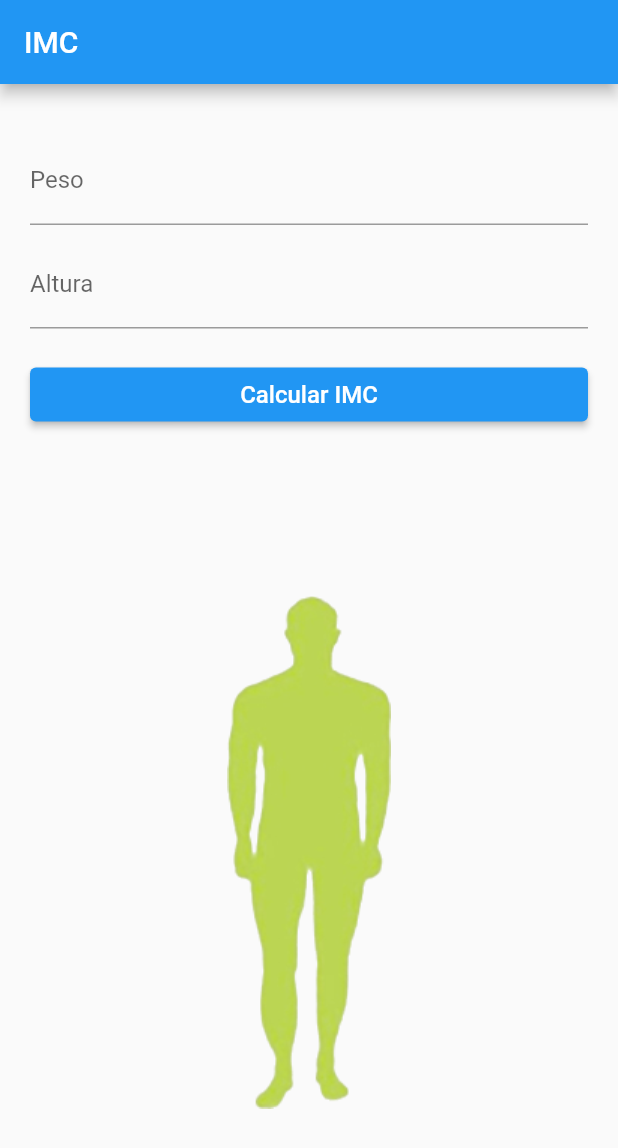
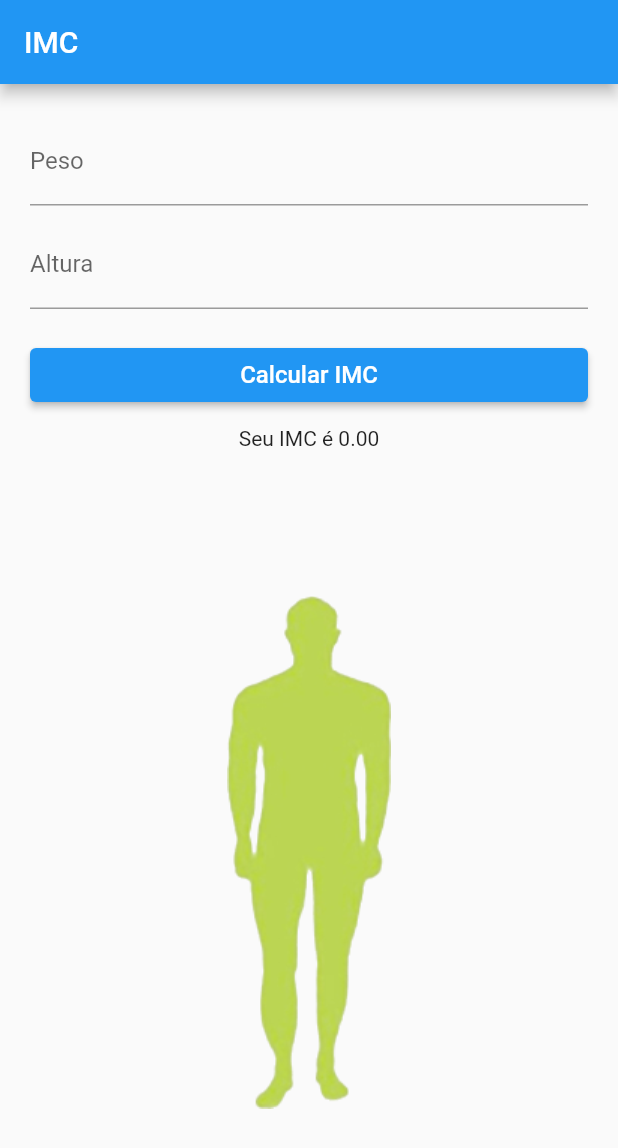
Before and after one commit to LucasOtaviani/fatec-pdm-imc, a Flutter app: the screen it shows after launch, after a tap on "Calcular IMC", on a phone screen of 412 x 824 dp. Shown: the top 1148 px of the screen. Run offline on Flutter 3.47's test engine with Material 2 defaults, Android fonts, the phone set to English and light mode, and no system bars.

Commit message:
Added imc calc

```diff
--- a/lib/main.dart
+++ b/lib/main.dart
@@ -1,76 +1,17 @@
+import 'package:flutter/cupertino.dart';
 import 'package:flutter/material.dart';
+import 'package:imc_app/ui/imc.page.dart';
 
-void main() {
-  runApp(MyApp());
-}
+void main() => runApp(MyApp());
 
 class MyApp extends StatelessWidget {
   @override
   Widget build(BuildContext context) {
     return MaterialApp(
-      home: Scaffold(
-        appBar: AppBar(
-          title: Text('IMC'),
-        ),
-        body: Column(
-          mainAxisAlignment: MainAxisAlignment.spaceBetween,
-          crossAxisAlignment: CrossAxisAlignment.center,
-          children: [
-            Flexible(
-              flex: 1,
-              child: Container(
-                margin: EdgeInsets.symmetric(horizontal: 20),
-                child: Column(
-                  mainAxisAlignment: MainAxisAlignment.center,
-                  children: [
-                    Container(
-                      margin: EdgeInsets.only(top: 10),
-                      child: TextField(
-                        decoration: InputDecoration(
-                          labelText: "Peso",
-                          hintText: "Peso em kg."
-                        ),
-                        keyboardType: TextInputType.number,
-                      ),
-                    ),
-                    Container(
-                      margin: EdgeInsets.only(top: 10),
-                      child: TextField(
-                        decoration: InputDecoration(
-                          labelText: "Altura",
-                          hintText: "Altura em metros"
-                        ),
-                        keyboardType: TextInputType.numberWithOptions(
-                          decimal: true,
-                          signed: false,
-                        ),
-                      ),
-                    ),
-                    Container(
-                      width: double.infinity,
-                      margin: EdgeInsets.only(top: 20),
-                      child: ElevatedButton(
-                        child: Text(
-                          "Calcular IMC",
-                          style: TextStyle(
-                            color: Colors.white,
-                            fontSize: 16
-                          ),
-                        ),
-                        onPressed: () {},
-                      ),
-                    ),
-                  ],
-                ),
-              )
-            ),
-            Flexible(
-              flex: 2,
-              child: Center(child: Image.asset('assets/images/abaixo.png'))
-            )
-          ],
-        ),
+      theme: ThemeData(
+        primaryColor: Colors.purple,
       ),
+      home: ImcPage(),
     );
   }
 }
--- /dev/null
+++ b/lib/ui/imc.page.dart
@@ -0,0 +1,111 @@
+import 'package:flutter/material.dart';
+
+class ImcPage extends StatefulWidget {
+  @override
+  _ImcPageState createState() => _ImcPageState();
+}
+
+class _ImcPageState extends State<ImcPage> {
+  final TextEditingController txtPesoCtrl = TextEditingController();
+  final TextEditingController txtAlturaCtrl = TextEditingController();
+
+  double imc = 0;
+  String image = "assets/images/abaixo.png";
+
+  void calculaIMC() {
+    double peso = double.parse(txtPesoCtrl.text);
+    double altura = double.parse(txtAlturaCtrl.text);
+
+    setState(() {
+      this.imc = peso / ( altura * altura );
+      this.image = getImage();
+    });
+  }
+
+  String getImage() {
+    if (this.imc < 17) {
+      return "assets/images/magreza.png";
+    } else if (this.imc <= 18.49) {
+      return "assets/images/abaixo.png";
+    } else if (this.imc <= 24.99) {
+      return "assets/images/ideal.png";
+    } else if (this.imc <= 29.99) {
+      return "assets/images/sobre.png";
+    }
+
+    return "assets/images/obesidade.png";
+  }
+
+  @override
+  Widget build(BuildContext context) {
+    return MaterialApp(
+      home: Scaffold(
+        appBar: AppBar(
+          title: Text('IMC'),
+        ),
+        body: Column(
+          mainAxisAlignment: MainAxisAlignment.spaceBetween,
+          crossAxisAlignment: CrossAxisAlignment.center,
+          children: [
+            Flexible(
+              flex: 1,
+              child: Container(
+                margin: EdgeInsets.symmetric(horizontal: 20),
+                child: Column(
+                  mainAxisAlignment: MainAxisAlignment.center,
+                  children: [
+                    Container(
+                      margin: EdgeInsets.only(top: 10),
+                      child: TextField(
+                        decoration: InputDecoration(
+                          labelText: "Peso",
+                          hintText: "Peso em kg."
+                        ),
+                        keyboardType: TextInputType.number,
+                        controller: txtPesoCtrl,
+                      ),
+                    ),
+                    Container(
+                      margin: EdgeInsets.only(top: 10),
+                      child: TextField(
+                        decoration: InputDecoration(
+                          labelText: "Altura",
+                          hintText: "Altura em metros"
+                        ),
+                        keyboardType: TextInputType.numberWithOptions(
+                          decimal: true,
+                          signed: false,
+                        ),
+                        controller: txtAlturaCtrl,
+                      ),
+                    ),
+                    Container(
+                      width: double.infinity,
+                      margin: EdgeInsets.only(top: 20),
+                      child: ElevatedButton(
+                        child: Text(
+                          "Calcular IMC",
+                          style: TextStyle(
+                            color: Colors.white,
+                            fontSize: 16
+                          ),
+                        ),
+                        onPressed: () => calculaIMC()
+                      ),
+                    ),
+                    SizedBox(height: 10),
+                    Text("Seu IMC é ${imc.toStringAsFixed(2)}")
+                  ],
+                ),
+              )
+            ),
+            Flexible(
+              flex: 2,
+              child: Center(child: Image.asset(image))
+            )
+          ],
+        ),
+      ),
+    );
+  }
+}
```
